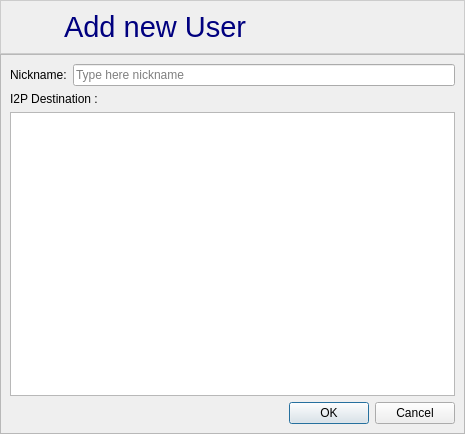
Qt form src/gui/form_newUser.ui (nonlin-lin-chaos-order-etc-etal/i2pchat) before a commit.
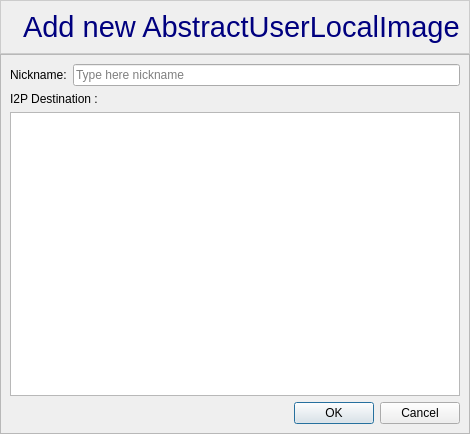
The same form after that commit. Icons and pictures are not drawn.

Diff of the .ui file:
```diff
--- a/src/gui/form_newUser.ui
+++ b/src/gui/form_newUser.ui
@@ -73,7 +73,7 @@
 &lt;html&gt;&lt;head&gt;&lt;meta name=&quot;qrichtext&quot; content=&quot;1&quot; /&gt;&lt;style type=&quot;text/css&quot;&gt;
 p, li { white-space: pre-wrap; }
 &lt;/style&gt;&lt;/head&gt;&lt;body style=&quot; font-family:'MS Shell Dlg 2'; font-size:8.25pt; font-weight:400; font-style:normal;&quot;&gt;
-&lt;p style=&quot; margin-top:0px; margin-bottom:0px; margin-left:0px; margin-right:0px; -qt-block-indent:0; text-indent:0px;&quot;&gt;&lt;span style=&quot; font-size:22pt; color:#00007f;&quot;&gt;Add new User&lt;/span&gt;&lt;/p&gt;&lt;/body&gt;&lt;/html&gt;</string>
+&lt;p style=&quot; margin-top:0px; margin-bottom:0px; margin-left:0px; margin-right:0px; -qt-block-indent:0; text-indent:0px;&quot;&gt;&lt;span style=&quot; font-size:22pt; color:#00007f;&quot;&gt;Add new AbstractUserLocalImage&lt;/span&gt;&lt;/p&gt;&lt;/body&gt;&lt;/html&gt;</string>
         </property>
        </widget>
       </item>
```
Left out of the diff: 2 changed lines with no effect on the pictures.
